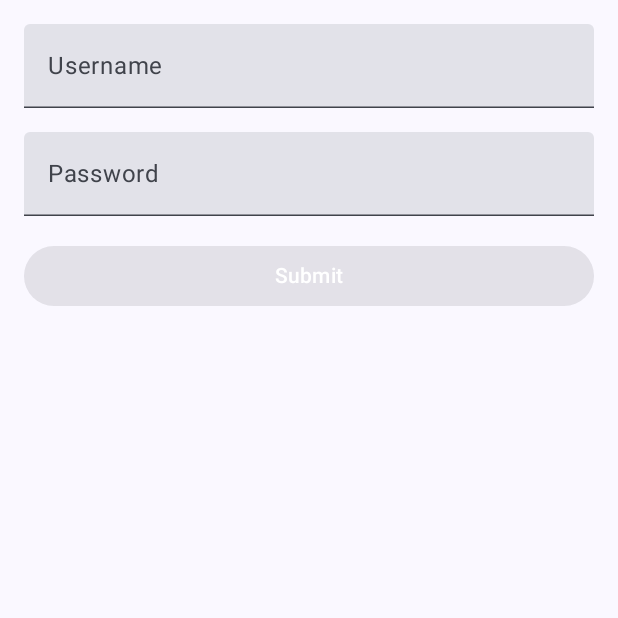
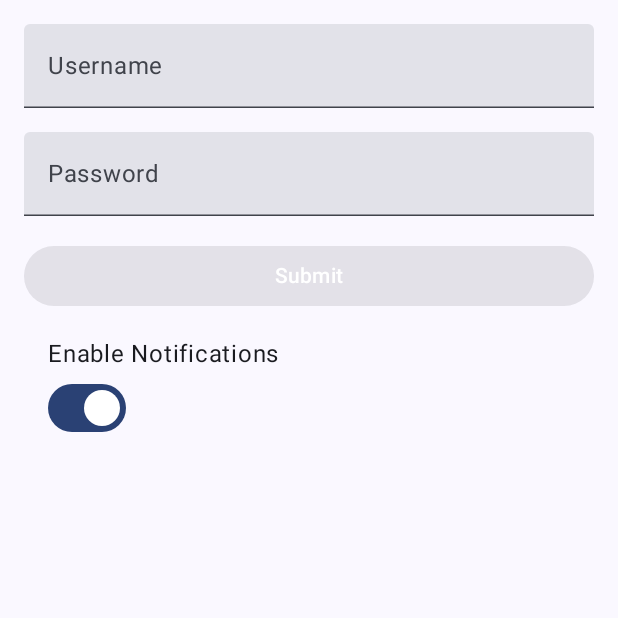
Before and after one commit to ViktorPalchynskyi/AndroidTestingProject, an Android app built with Jetpack Compose: the screen it shows after launch (MainActivity), on a phone screen of 412 x 824 dp, the top half of it. Run offline under Robolectric (Android 15) with nearby library versions, the phone set to English and light mode, and no system bars.

Commit message:
12.11.24 - implemented a basic notification toggler

```diff
--- a/app/build.gradle.kts
+++ b/app/build.gradle.kts
@@ -62,5 +62,6 @@ dependencies {
     implementation(platform("com.google.firebase:firebase-bom:33.5.1"))
     implementation("com.google.firebase:firebase-analytics")
     implementation("com.google.firebase:firebase-messaging:23.1.0")
+    implementation ("androidx.compose.material3:material3:1.0.1")
 
 }
--- a/app/src/main/java/com/example/androidtestingproject/MainActivity.kt
+++ b/app/src/main/java/com/example/androidtestingproject/MainActivity.kt
@@ -1,6 +1,7 @@
 package com.example.androidtestingproject
 
 import android.Manifest
+import android.content.Context
 import android.os.Bundle
 import androidx.activity.ComponentActivity
 import androidx.activity.compose.setContent
@@ -36,6 +37,9 @@ import androidx.activity.result.contract.ActivityResultContracts
 import androidx.compose.ui.platform.LocalContext
 import androidx.core.content.ContextCompat
 import com.google.firebase.messaging.FirebaseMessaging
+import androidx.compose.material3.Switch
+import androidx.compose.material3.Text
+
 
 
 class MainActivity : ComponentActivity() {
@@ -78,7 +82,6 @@ class MainActivity : ComponentActivity() {
         }
     }
 }
-
 
 @Composable
 fun ErrorMessage(errorMessage: String?, modifier: Modifier = Modifier,) {
@@ -137,6 +140,28 @@ fun SubmitButton(isFormValid: Boolean) {
 }
 
 @Composable
+fun NotificationSettingsScreen(modifier: Modifier = Modifier) {
+    val context = LocalContext.current
+    val sharedPreferences = context.getSharedPreferences("app_preferences", Context.MODE_PRIVATE)
+    var isNotificationsEnabled by remember {
+        mutableStateOf(sharedPreferences.getBoolean("notifications_enabled", true))
+    }
+
+    Column(modifier = modifier.padding(16.dp)) {
+        Text(text = "Enable Notifications")
+
+        Switch(
+            checked = isNotificationsEnabled,
+            onCheckedChange = { isChecked ->
+                isNotificationsEnabled = isChecked
+                sharedPreferences.edit().putBoolean("notifications_enabled", isChecked).apply()
+            }
+        )
+    }
+}
+
+
+@Composable
 fun RenderInputs(innerPadding: PaddingValues) {
     Column(
         modifier = Modifier
@@ -185,5 +210,6 @@ fun RenderInputs(innerPadding: PaddingValues) {
         val isFormValid = usernameError == null && passwordError == null && username.isNotEmpty() && password.isNotEmpty()
 
         SubmitButton(isFormValid)
+        NotificationSettingsScreen()
     }
 }
```
Also changed, not shown: app/src/main/java/com/example/androidtestingproject/services/MyFirebaseMessagingService.kt (+10 -6 lines).
